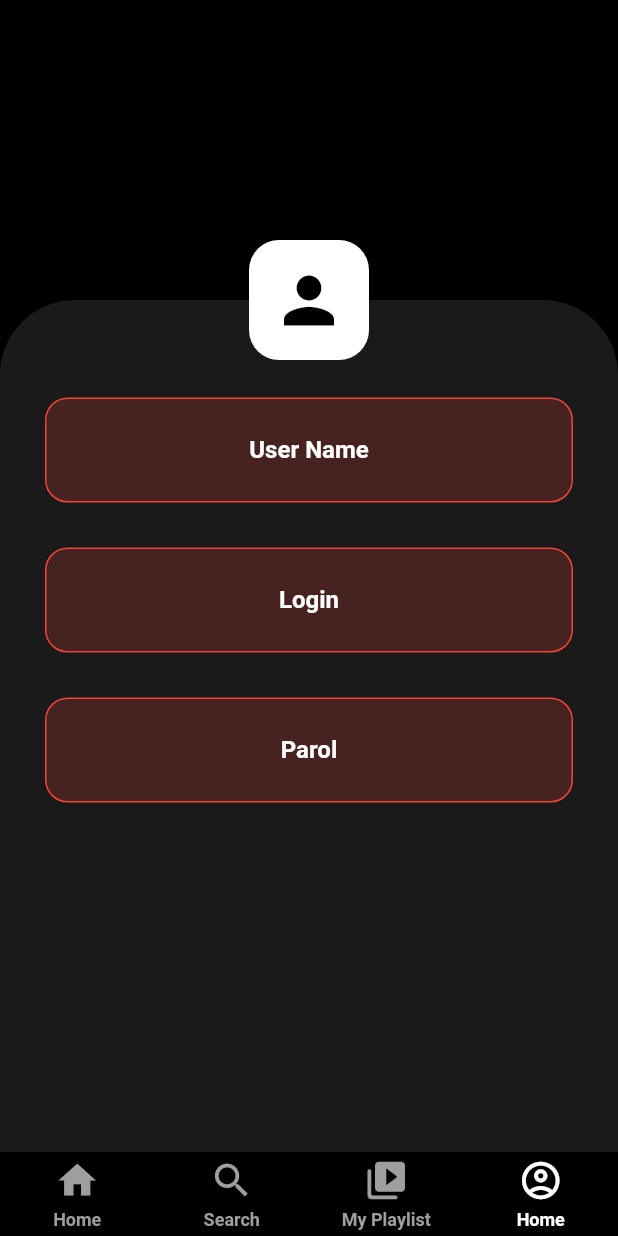
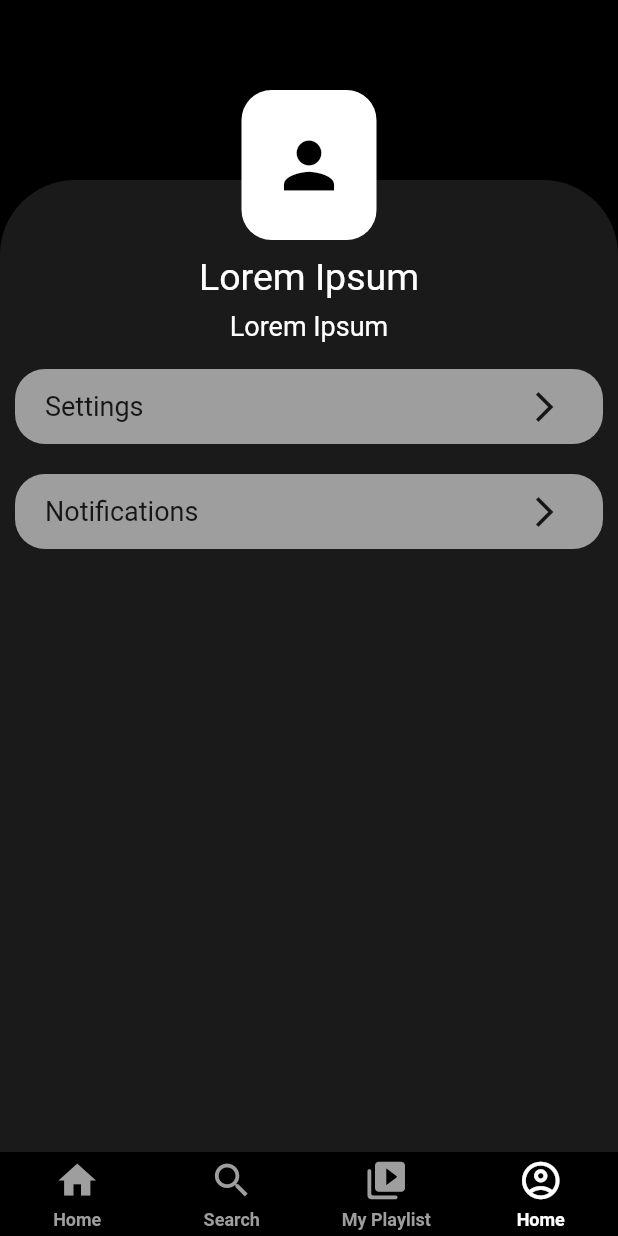
Before and after one commit to FlutterCyber/movie_streaming_app, a Flutter app: the screen it shows after launch, swiped to page 4, on a phone screen of 412 x 824 dp. Run offline on Flutter 3.47's test engine with Material 2 defaults, Android fonts, the phone set to English and light mode, and no system bars; drawn by our look-alikes of custom_navigation_bar; our stand-ins replace cached_network_image, image_picker, lottie.

Commit message:
diyor commit

```diff
--- a/lib/main.dart
+++ b/lib/main.dart
@@ -1,5 +1,6 @@
 import 'package:flutter/material.dart';
 import 'package:movie_streaming_app/pages/home_page.dart';
+import 'package:movie_streaming_app/pages/lottie_page.dart';
 import 'package:movie_streaming_app/pages/navbar_pages/home.dart';
 import 'package:movie_streaming_app/pages/navbar_pages/playlist.dart';
 
@@ -17,7 +18,7 @@ class MyApp extends StatelessWidget {
       theme: ThemeData(
         primarySwatch: Colors.blue,
       ),
-      home: const HomePage(),
+      home: const LottiePage(),
       routes: {
         HomePage.id: (context) => const HomePage(),
         HomeScreen.id: (context) => const HomeScreen(),
--- a/lib/pages/account_page.dart
+++ b/lib/pages/account_page.dart
@@ -108,7 +108,7 @@ class _AccountState extends State<Account> {
             height: double.infinity,
           ),
           Container(
-            margin: EdgeInsets.only(top: 200),
+            margin: EdgeInsets.only(top: 120),
             height: double.infinity,
             decoration: BoxDecoration(
               color: Colors.white10,
@@ -119,6 +119,7 @@ class _AccountState extends State<Account> {
             ),
             child: SingleChildScrollView(
               child: Container(
+                width: double.infinity,
                 padding: EdgeInsets.all(30),
                 child: Column(
                   // crossAxisAlignment: CrossAxisAlignment.center,
@@ -126,9 +127,6 @@ class _AccountState extends State<Account> {
                     const SizedBox(
                       height: 20,
                     ),
-                    buildcontainer("User Name", doit(), textcontroller),
-                    buildcontainer("Login", doit(), logcontroller),
-                    buildcontainer("Parol", doit(), passtcontroller),
                   ],
                 ),
               ),
@@ -140,11 +138,9 @@ class _AccountState extends State<Account> {
                 /// avatar photo
                 child: Center(
                   child: Container(
-                    margin: const EdgeInsets.only(
-                      top: 160,
-                    ),
-                    height: 80,
-                    width: 80,
+                    margin: const EdgeInsets.only(top: 60, bottom: 10),
+                    height: 100,
+                    width: 90,
                     decoration: BoxDecoration(
                       color: Colors.white,
                       borderRadius: BorderRadius.circular(20),
@@ -162,6 +158,22 @@ class _AccountState extends State<Account> {
                   // select(context);
                 },
               ),
+              Text(
+                "Lorem Ipsum",
+                style: TextStyle(color: Colors.white, fontSize: 25),
+              ),
+              SizedBox(
+                height: 8,
+              ),
+              Text(
+                "Lorem Ipsum",
+                style: TextStyle(color: Colors.white, fontSize: 18),
+              ),
+              SizedBox(
+                height: 8,
+              ),
+              buildcontainer("Settings", doit, textcontroller),
+              buildcontainer("Notifications", doit, textcontroller),
             ],
           )
         ],
@@ -171,8 +183,27 @@ class _AccountState extends State<Account> {
 
   Widget buildcontainer(
       String str, void doit, TextEditingController controller) {
-    return GestureDetector(
-      child: Container(
+    return Container(
+      margin: EdgeInsets.only(right: 10, left: 10,bottom: 10,top: 10),
+      padding: EdgeInsets.only(right: 15, left: 20),
+      height: 50,
+      width: double.infinity,
+      decoration: BoxDecoration(
+          color: Colors.grey, borderRadius: BorderRadius.circular(20)),
+      child: Row(
+        mainAxisAlignment: MainAxisAlignment.spaceBetween,
+        children: [
+          Text(
+            str,
+            style: TextStyle(fontSize: 18),
+          ),
+          IconButton(onPressed: () {}, icon: Icon(Icons.arrow_forward_ios))
+        ],
+      ),
+    );
+  }
+}
+/*Container(
         margin: const EdgeInsets.symmetric(
           vertical: 15,
         ),
@@ -203,7 +234,4 @@ class _AccountState extends State<Account> {
           ),
           textAlign: TextAlign.center,
         ),
-      ),
-    );
-  }
-}
+      )*/
```
